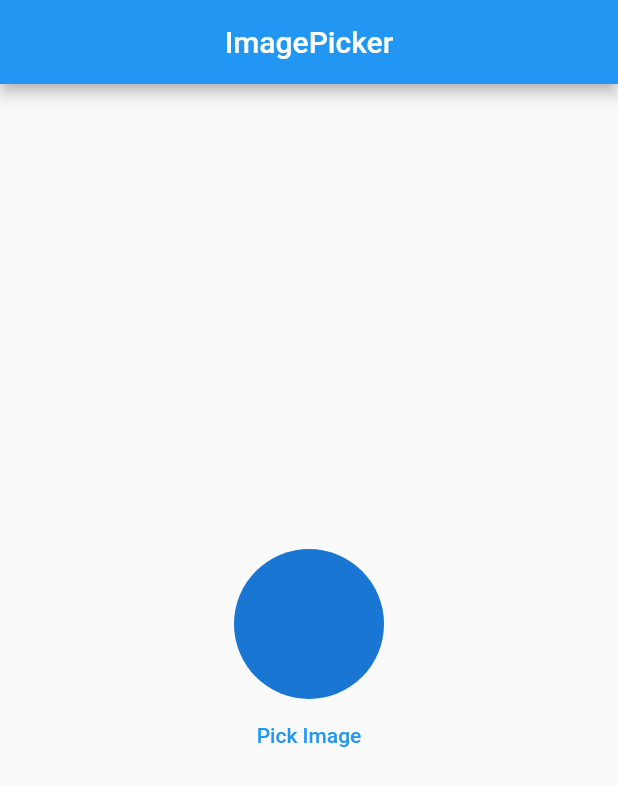
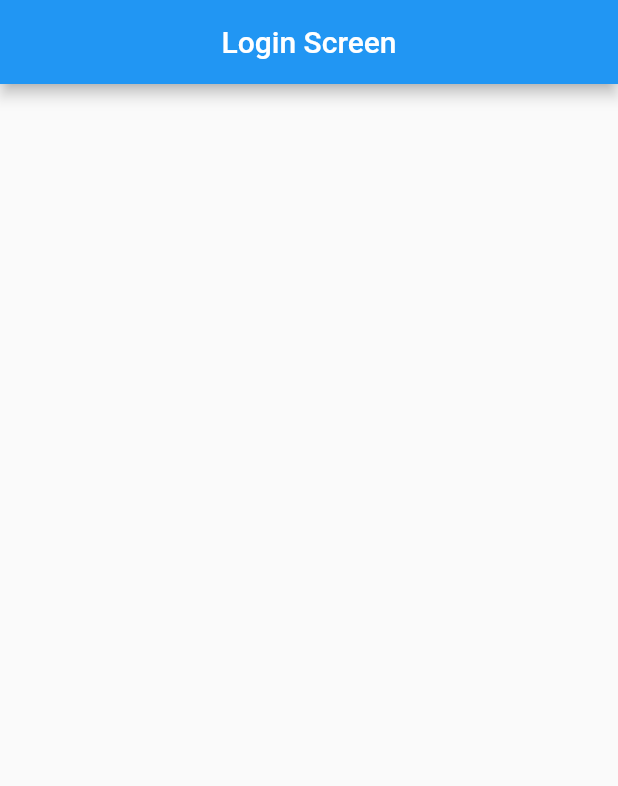
Before and after one commit to muneeb-shahid/GetX-Flutter-State-Management, a Flutter app: the screen it shows after launch, on a phone screen of 412 x 824 dp. Shown: the top 786 px of the screen. Run offline on Flutter 3.47's test engine with Material 2 defaults, Android fonts, the phone set to English and light mode, and no system bars; our stand-ins replace get, image_picker.

Commit message:
NEW COMMIT

```diff
--- /dev/null
+++ b/lib/controller/Login Controller/Login Controller.dart
@@ -0,0 +1,5 @@
+import 'package:get/get.dart';
+
+class Login_Controller extends GetxController {
+
+}
--- a/lib/main.dart
+++ b/lib/main.dart
@@ -4,6 +4,7 @@ import 'package:getx/view/CounterApp/counterapp.dart';
 import 'package:getx/view/Dark%20theme%20Light%20theme/GetX%20Dark%20theme%20Light%20theme.dart';
 import 'package:getx/view/Dialog%20Alert/getX_Dialog_Alert.dart';
 import 'package:getx/view/ImagePicker/ImagePicker.dart';
+import 'package:getx/view/Login/Login%20.dart';
 import 'package:getx/view/Routes,Navigations%20and%20data%20pass/ScreenOne.dart';
 import 'package:getx/view/Routes,Navigations%20and%20data%20pass/ScreenTwo.dart';
 import 'package:getx/view/SnackBar/getX_SnackBar.dart';
@@ -28,7 +29,7 @@ class MyApp extends StatelessWidget {
       theme: ThemeData(
         primarySwatch: Colors.blue,
       ),
-      home: ImagePicker(),
+      home: LoginView(),
       getPages: [
         GetPage(name: '/', page: () => GetX_SnackBar()),
         GetPage(name: '/GetX_Dialog_Alert', page: () => GetX_Dialog_Alert()),
--- /dev/null
+++ b/lib/view/Login/Login .dart
@@ -0,0 +1,23 @@
+import 'package:flutter/material.dart';
+import 'package:flutter/src/widgets/framework.dart';
+import 'package:flutter/src/widgets/placeholder.dart';
+
+class LoginView extends StatelessWidget {
+  const LoginView({super.key});
+
+  @override
+  Widget build(BuildContext context) {
+    return Scaffold(
+      appBar: AppBar(
+        title: Text("Login Screen"),
+        centerTitle: true,
+      ),
+      body: Column(
+
+        children: [
+
+        ],
+      ),
+    );
+  }
+}
```
